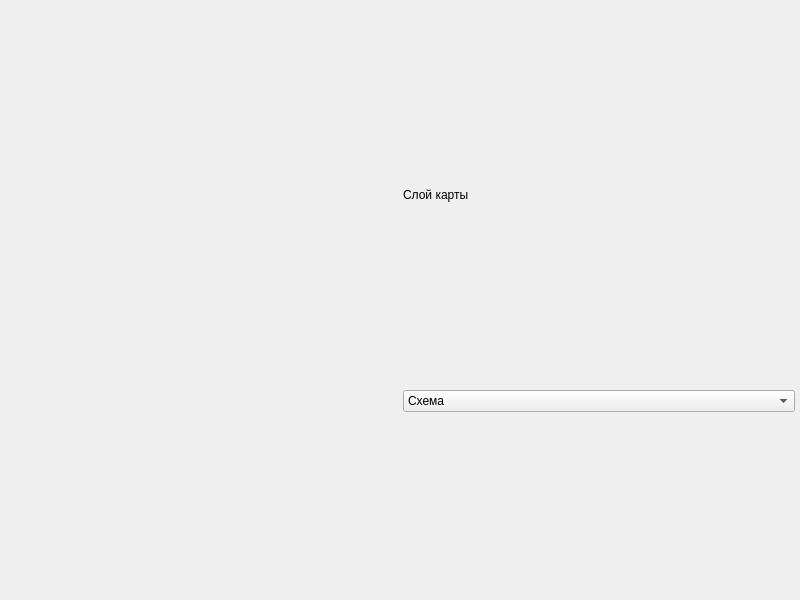
This is main.ui in nekstas/ya-maps-big-task as Qt 5 draws it before an edit. The edited form follows.
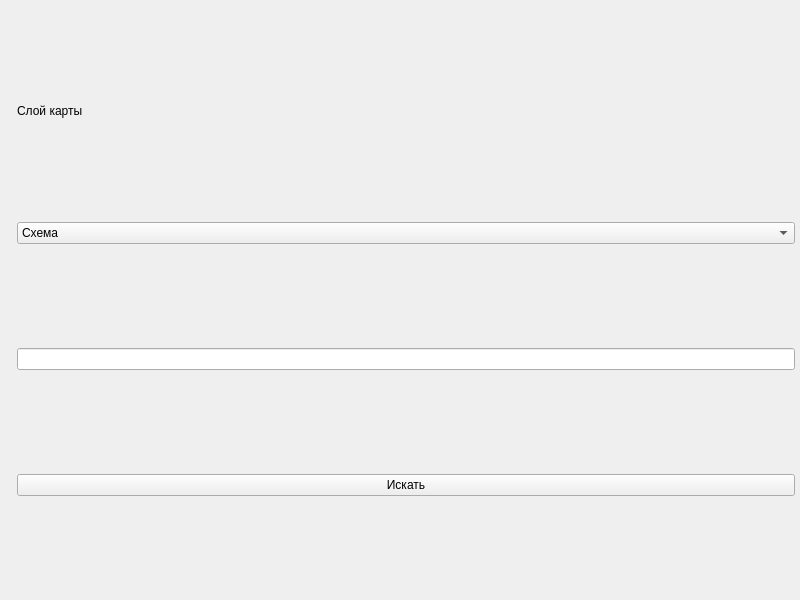
This is the edited form.

What changed in the file:
```diff
--- a/main.ui
+++ b/main.ui
@@ -41,7 +41,7 @@
      </widget>
     </item>
     <item>
-     <layout class="QVBoxLayout" name="options_layout" stretch="0,0">
+     <layout class="QVBoxLayout" name="options_layout" stretch="0,0,0,0">
       <property name="spacing">
        <number>5</number>
       </property>
@@ -89,6 +89,16 @@
         </item>
        </widget>
       </item>
+      <item>
+       <widget class="QLineEdit" name="address_input"/>
+      </item>
+      <item>
+       <widget class="QPushButton" name="find_button">
+        <property name="text">
+         <string>Искать</string>
+        </property>
+       </widget>
+      </item>
      </layout>
     </item>
    </layout>
```
